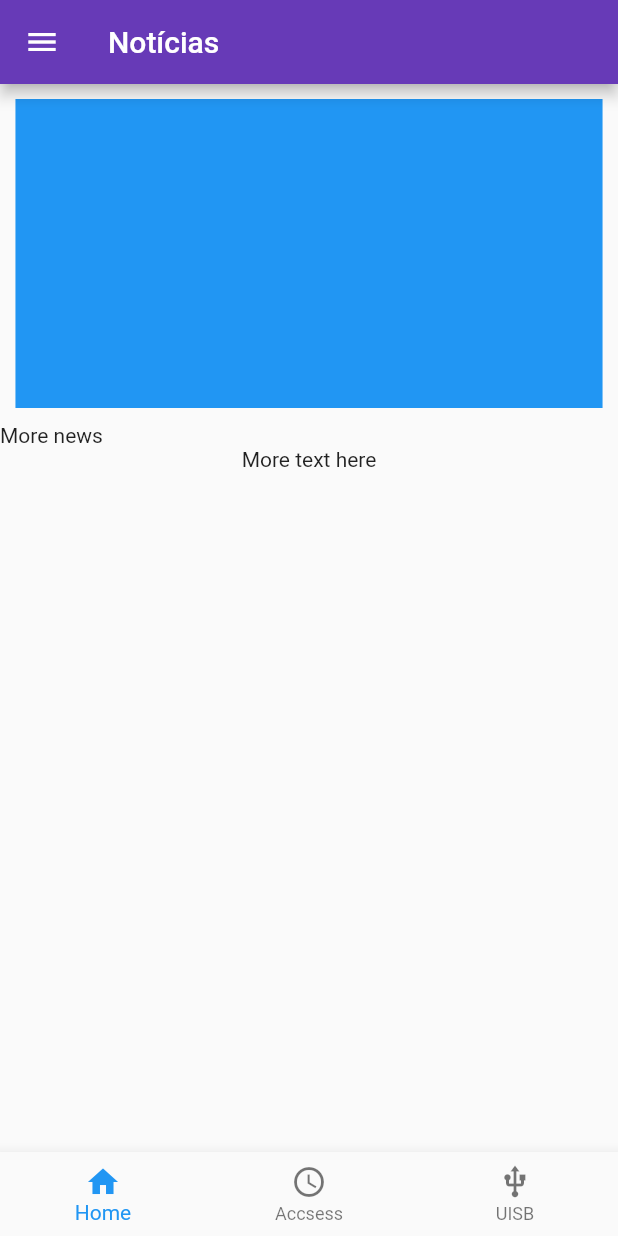
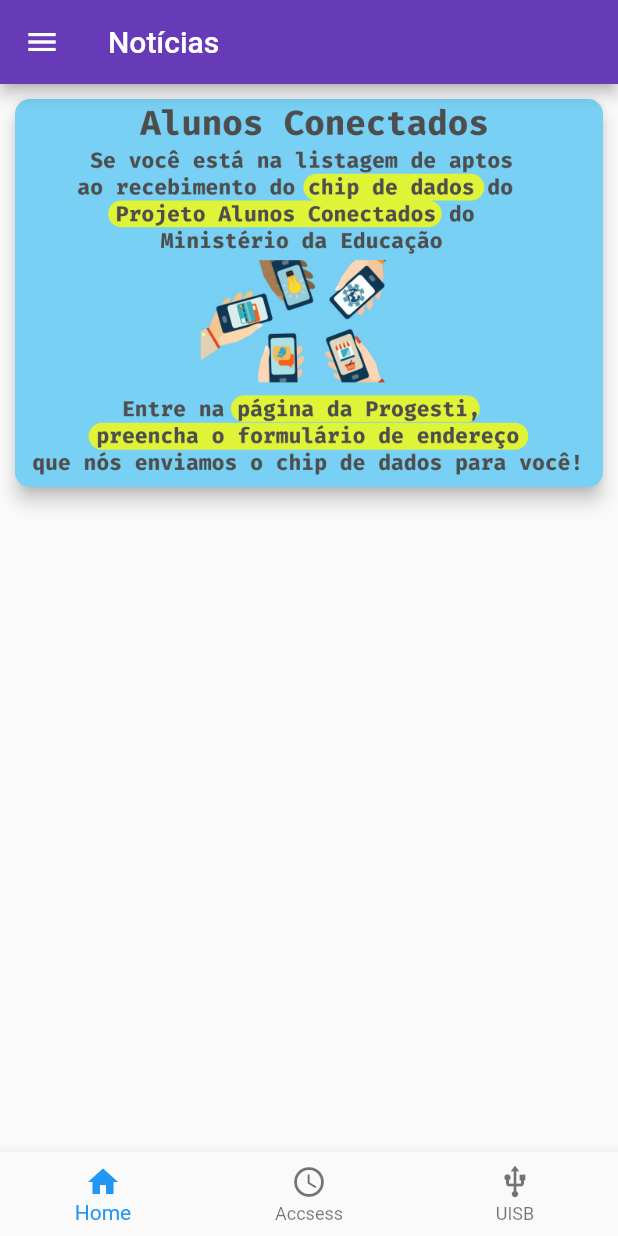
Before and after one commit to gleydsonbrito/progesti-app, a Flutter app: the screen it shows after launch, on a phone screen of 412 x 824 dp. Run offline on Flutter 3.47's test engine with Material 2 defaults, Android fonts, the light colour scheme and no system bars.

Commit message:
added card in home page

```diff
--- a/lib/components/News.dart
+++ b/lib/components/News.dart
@@ -4,9 +4,30 @@
   @override
   Widget build(BuildContext context) {
     return Container(
-        margin: EdgeInsets.symmetric(vertical: 10.0),
-        height: MediaQuery.of(context).size.height * 0.25,
-        width: MediaQuery.of(context).size.width * 0.95,
-        color: Colors.blue);
+      child: Card(
+        semanticContainer: true,
+        clipBehavior: Clip.antiAliasWithSaveLayer,
+        child: Image(
+          image: AssetImage("assets/not.png"),
+          fit: BoxFit.fill,
+        ),
+        shape: RoundedRectangleBorder(
+          borderRadius: BorderRadius.circular(10.0),
+        ),
+        elevation: 5,
+        margin: EdgeInsets.all(10),
+      ),
+      // margin: EdgeInsets.symmetric(vertical: 10.0),
+      // height: MediaQuery.of(context).size.height * 0.45,
+      // width: MediaQuery.of(context).size.width * 0.95,
+      // child: Column(
+      //   children: <Widget>[
+      //     Image(
+      //       image: AssetImage("assets/not.png"),
+      //     ),
+      //     Text("Texto da noticia principal. Loren iopsyui8")
+      //   ],
+      // ),
+    );
   }
 }
--- a/lib/pages/Home.dart
+++ b/lib/pages/Home.dart
@@ -17,11 +17,6 @@
         child: Column(
           children: <Widget>[
             News(),
-            Align(
-              alignment: Alignment.topLeft,
-              child: Text("More news"),
-            ),
-            Text("More text here")
           ],
         ),
       ),
```
Also changed, not shown: pubspec.yaml (+2 -5 lines), assets/not.png (added), 2 other files.
